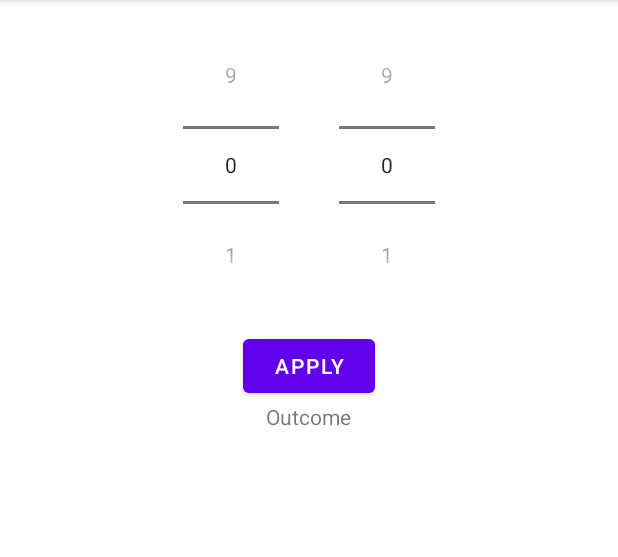
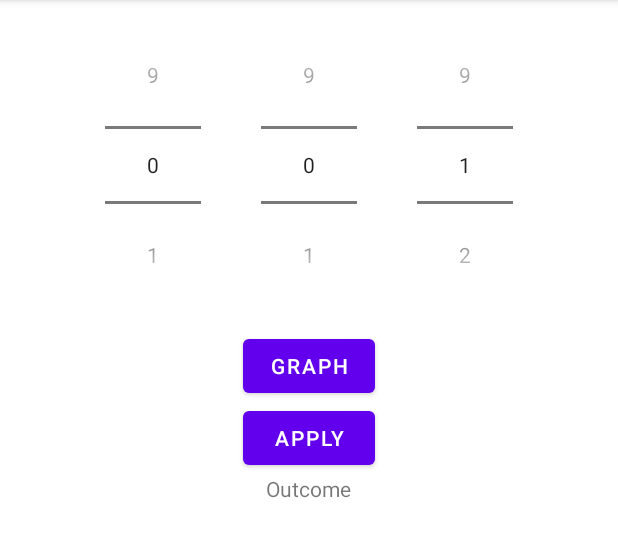
Before and after one commit to qbibubi/graphThing, an Android app: the screen it shows after launch (MainActivity), on a phone screen of 412 x 824 dp, the part 84-641 px from its top. Run offline under Robolectric (Android 15) with nearby library versions, the phone set to English and light mode, and no system bars.

Commit message:
work in progress again :D

```diff
--- a/app/src/main/java/com/example/graphthing/AlgorithmStrategy.kt
+++ b/app/src/main/java/com/example/graphthing/AlgorithmStrategy.kt
@@ -4,6 +4,5 @@ data class Path(val nodes: List<Int>,
                 val cost: Int)
 
 abstract class AlgorithmStrategy(val graph: GraphBase) {
-    abstract fun Pathfind(s: Int,
-                          e: Int) : Path?
+    abstract fun Pathfind(s: Int, e: Int) : Path?
 }
--- a/app/src/main/java/com/example/graphthing/GraphBase.kt
+++ b/app/src/main/java/com/example/graphthing/GraphBase.kt
@@ -36,14 +36,13 @@ class GraphBase(val nodes: Int, val edges: Int) {
             val cost = Random.nextInt(1, maxCost)
 1
             // Add nodes to mutable adjacent matrix
-            //
             mutAdjacentMatrix[firstNode].add(Vertex(secondNode, cost))
             mutAdjacentMatrix[secondNode].add(Vertex(firstNode, cost))
             mutEdgesList.add(Edge(firstNode, secondNode, cost))
         }
 
         // Set main matrix and edges lists with
-        //
+        // adjacent matrix and list
         adjacentMatrix = mutAdjacentMatrix
         edgesList = mutEdgesList
     }
--- a/app/src/main/java/com/example/graphthing/MainActivity.kt
+++ b/app/src/main/java/com/example/graphthing/MainActivity.kt
@@ -9,10 +9,12 @@ import android.widget.TextView
 import androidx.annotation.RequiresApi
 
 class MainActivity : AppCompatActivity() {
-    // Late declaration of views
+    // late declaration of views
     private lateinit var startPoint: NumberPicker
     private lateinit var endPoint: NumberPicker
+    private lateinit var nodeCost: NumberPicker
     private lateinit var applyButton: Button
+    private lateinit var graphButton: Button
     private lateinit var outcomeTextView: TextView
     private lateinit var mainGraph: GraphBase
 
@@ -21,14 +23,19 @@ class MainActivity : AppCompatActivity() {
         super.onCreate(savedInstanceState)
         setContentView(R.layout.activity_main)
 
-        // Definitions of objects
+        // definitions of views and buttons
         startPoint = findViewById(R.id.startPoint)
         endPoint = findViewById(R.id.endPoint)
+        nodeCost = findViewById(R.id.nodeCost)
         applyButton = findViewById(R.id.applyButton)
+        graphButton = findViewById(R.id.graphButton)
         outcomeTextView = findViewById(R.id.outcomeTextView)
 
-        // Main graph declaration
-        mainGraph = GraphBase(20, 20, 10)
+        graphButton.setOnClickListener {
+            mainGraph = GraphBase(10, 5,10)
+
+            // TODO("IMPLEMENT SHOWING THE MATRIX")
+        }
 
         applyButton.setOnClickListener {
             val dijkstra = DijkstraPathfinding(mainGraph)
@@ -40,10 +47,12 @@ class MainActivity : AppCompatActivity() {
             outcomeTextView.text = path.toString()
         }
 
-        // Start and end point values
+        // start, end point, node cost values
         startPoint.minValue = 0
         startPoint.maxValue = 9
         endPoint.minValue = 0
         endPoint.maxValue = 9
+        nodeCost.minValue = 1
+        nodeCost.maxValue = 9
     }
 }
--- a/app/src/main/res/layout/activity_main.xml
+++ b/app/src/main/res/layout/activity_main.xml
@@ -24,7 +24,20 @@
             android:layout_height="wrap_content"
             android:layout_margin="20dp"/>
 
+        <NumberPicker
+            android:id="@+id/nodeCost"
+            android:layout_width="wrap_content"
+            android:layout_height="wrap_content"
+            android:layout_margin="20dp"/>
+
     </LinearLayout>
+
+    <Button
+        android:id="@+id/graphButton"
+        android:layout_width="wrap_content"
+        android:layout_height="wrap_content"
+        android:text="@string/graph_button"
+        android:layout_gravity="center" />
 
     <Button
         android:id="@+id/applyButton"
--- a/app/src/main/res/values/strings.xml
+++ b/app/src/main/res/values/strings.xml
@@ -4,6 +4,7 @@
 
     <!-- Button labels -->
     <string name="apply_button">Apply</string>
+    <string name="graph_button">Graph</string>
 
     <!-- TextView labels -->
     <string name="value_text">Outcome</string>
```
